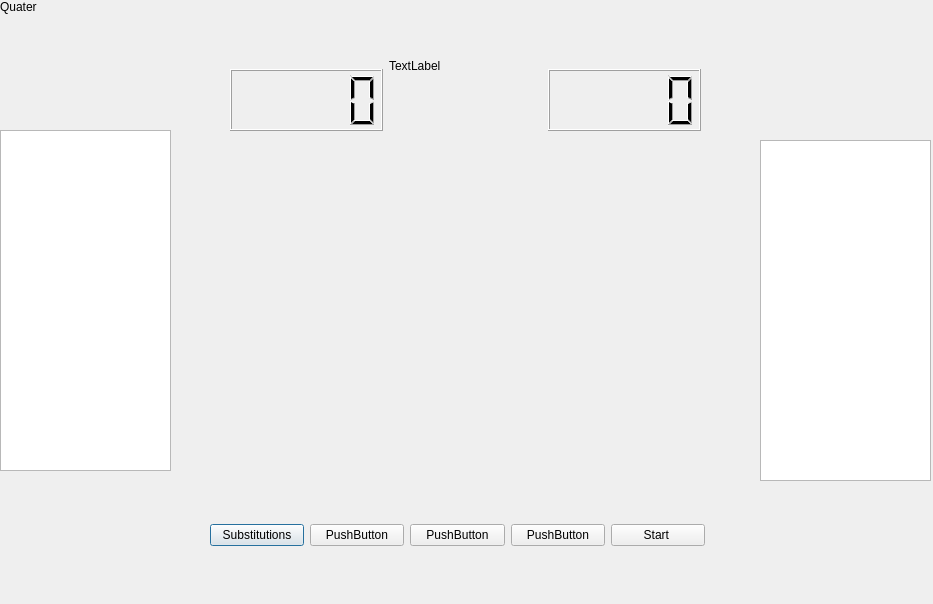
This is BTM_Qt/nextgame.ui in skandermoalla/CSE201-Top5 as Qt 5 draws it before an edit. The edited form follows.
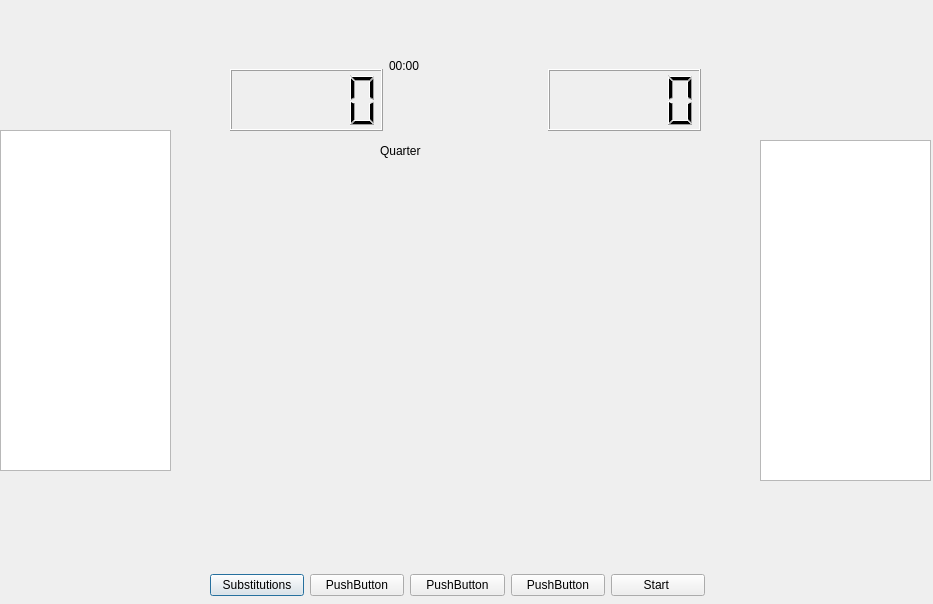
This is the edited form.

Commit message:
nextgame window
added timer and dynamic text

What changed in the file:
```diff
--- a/BTM_Qt/nextgame.ui
+++ b/BTM_Qt/nextgame.ui
@@ -14,15 +14,23 @@
    <string>Dialog</string>
   </property>
   <widget class="QLabel" name="quater">
+   <property name="geometry">
+    <rect>
+     <x>380</x>
+     <y>140</y>
+     <width>171</width>
+     <height>21</height>
+    </rect>
+   </property>
    <property name="text">
-    <string>Quater</string>
+    <string>Quarter</string>
    </property>
   </widget>
   <widget class="QWidget" name="layoutWidget">
    <property name="geometry">
     <rect>
      <x>210</x>
-     <y>520</y>
+     <y>570</y>
      <width>495</width>
      <height>30</height>
     </rect>
@@ -85,7 +93,7 @@
     </rect>
    </property>
   </widget>
-  <widget class="QWidget" name="">
+  <widget class="QWidget" name="layoutWidget">
    <property name="geometry">
     <rect>
      <x>230</x>
@@ -111,8 +119,11 @@
     </item>
     <item>
      <widget class="QLabel" name="time">
+      <property name="enabled">
+       <bool>true</bool>
+      </property>
       <property name="text">
-       <string>TextLabel</string>
+       <string>00:00</string>
       </property>
      </widget>
     </item>
@@ -132,6 +143,19 @@
     </item>
    </layout>
   </widget>
+  <widget class="QLabel" name="end_msg">
+   <property name="geometry">
+    <rect>
+     <x>310</x>
+     <y>530</y>
+     <width>301</width>
+     <height>20</height>
+    </rect>
+   </property>
+   <property name="text">
+    <string/>
+   </property>
+  </widget>
  </widget>
  <resources/>
  <connections/>
```
Left out of the diff: 4 changed lines with no effect on the pictures. The commit also changes 11 other files.
